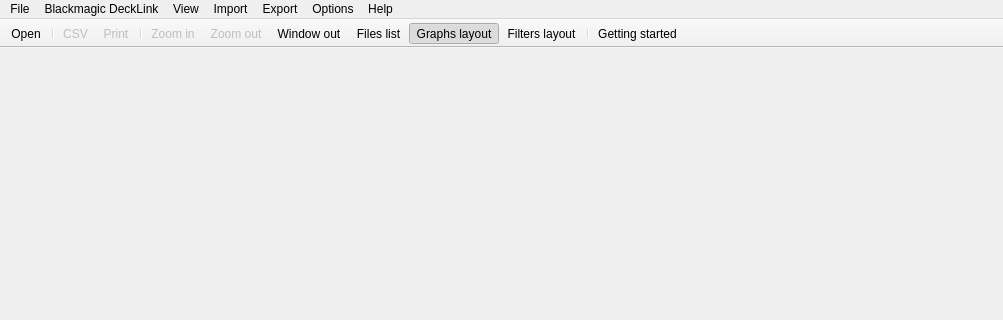
First picture: the form in Source/GUI/mainwindow.ui, repository bavc/qctools, before the edit; both pictures show x 0 to 1003 and y 0 to 320 of the 1003 by 776 pixel window.
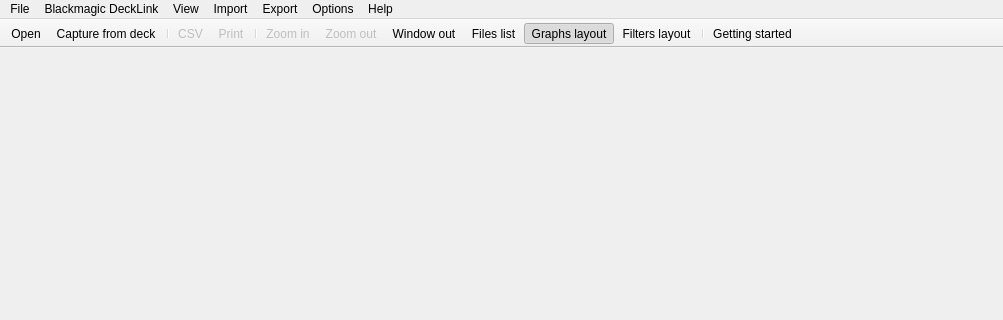
Second picture: the form after the edit.

Commit message: Capture icon added to the toolbar

Diff of the .ui file:
```diff
--- a/Source/GUI/mainwindow.ui
+++ b/Source/GUI/mainwindow.ui
@@ -160,6 +160,7 @@
     <bool>false</bool>
    </attribute>
    <addaction name="actionOpen"/>
+   <addaction name="actionBlackmagicDeckLinkCapture"/>
    <addaction name="separator"/>
    <addaction name="actionCSV"/>
    <addaction name="actionPrint"/>
```
The commit also changes 2 other files.
